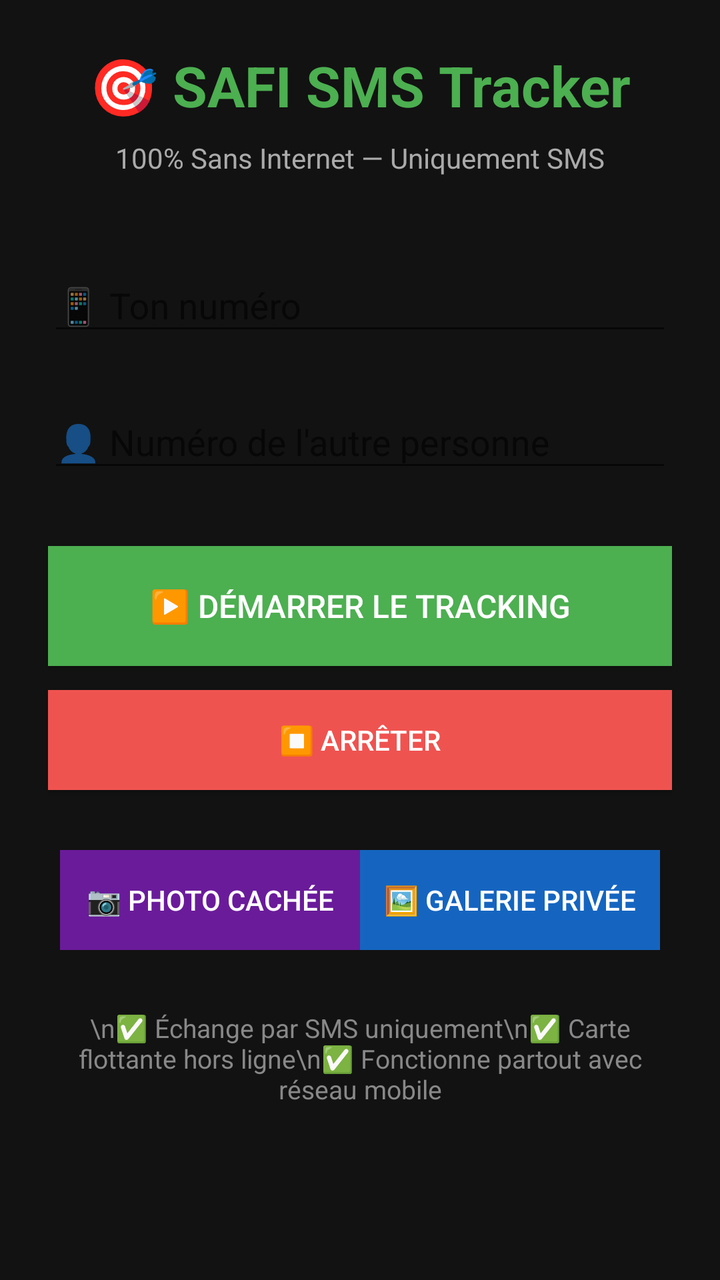
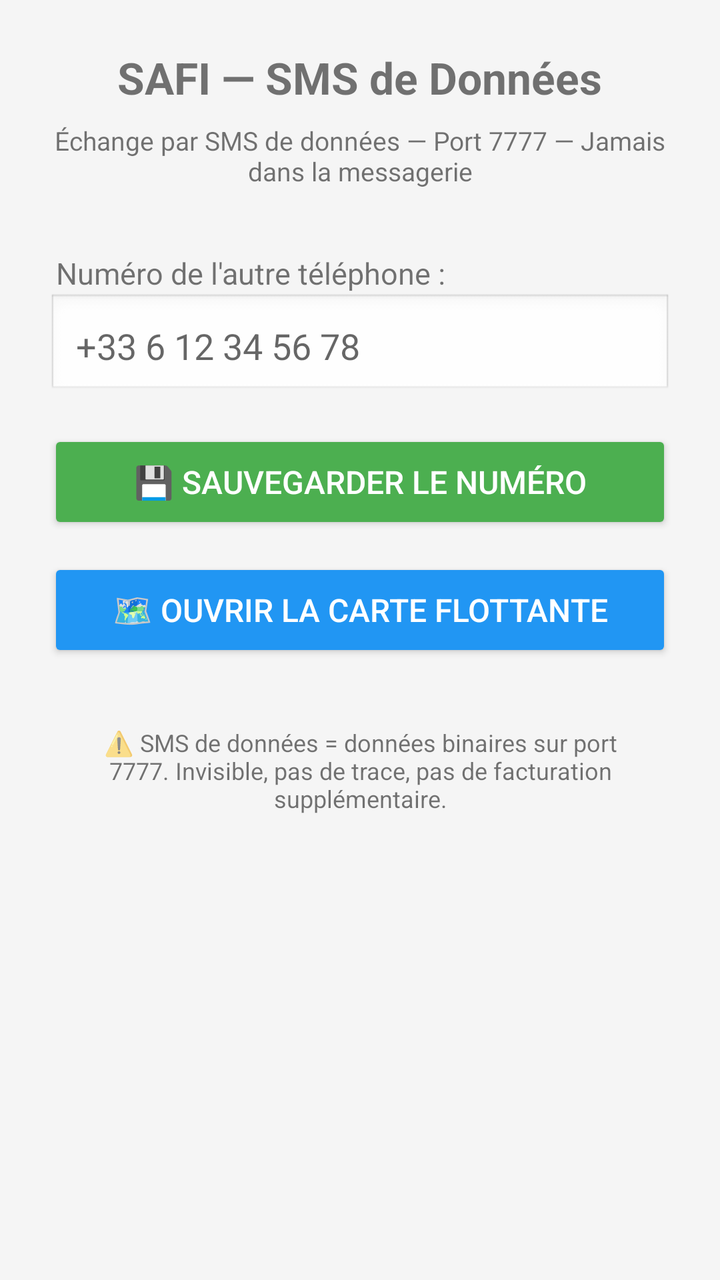

Screens rendered from an Android XML layout before and after an edit, with the pre-edit source and the edit as a unified diff.
<!-- AndroidManifest.xml: application theme Theme.AppCompat.Light.DarkActionBar -->
<!-- res/layout/activity_main.xml -->
<?xml version="1.0" encoding="utf-8"?>
<LinearLayout xmlns:android="http://schemas.android.com/apk/res/android"
    android:layout_width="match_parent" android:layout_height="match_parent"
    android:orientation="vertical" android:padding="24dp" android:gravity="center_horizontal"
    android:background="#121212">
    <TextView android:text="🎯 SAFI SMS Tracker" android:textSize="28sp" android:textStyle="bold"
        android:textColor="#4CAF50" android:layout_marginBottom="8dp" android:layout_width="wrap_content"
        android:layout_height="wrap_content"/>
    <TextView android:text="100% Sans Internet — Uniquement SMS" android:textSize="14sp"
        android:textColor="#AAAAAA" android:layout_marginBottom="32dp" android:layout_width="wrap_content"
        android:layout_height="wrap_content"/>
    <com.google.android.material.textfield.TextInputLayout android:layout_width="match_parent"
        android:layout_height="wrap_content" android:hint="📱 Ton numéro" android:layout_marginBottom="16dp">
        <com.google.android.material.textfield.TextInputEditText android:id="@+id/etMyNumber"
            android:layout_width="match_parent" android:layout_height="wrap_content"
            android:inputType="phone" android:textColor="#FFFFFF"/>
    </com.google.android.material.textfield.TextInputLayout>
    <com.google.android.material.textfield.TextInputLayout android:layout_width="match_parent"
        android:layout_height="wrap_content" android:hint="👤 Numéro de l'autre personne" android:layout_marginBottom="32dp">
        <com.google.android.material.textfield.TextInputEditText android:id="@+id/etOtherNumber"
            android:layout_width="match_parent" android:layout_height="wrap_content"
            android:inputType="phone" android:textColor="#FFFFFF"/>
    </com.google.android.material.textfield.TextInputLayout>
    <Button android:id="@+id/btnStart" android:layout_width="match_parent" android:layout_height="60dp"
        android:text="▶️ DÉMARRER LE TRACKING" android:background="#4CAF50" android:textColor="#FFFFFF"
        android:textSize="16sp" android:layout_marginBottom="12dp"/>
    <Button android:id="@+id/btnStop" android:layout_width="match_parent" android:layout_height="50dp"
        android:text="⏹️ ARRÊTER" android:background="#EF5350" android:textColor="#FFFFFF" android:layout_marginBottom="24dp"/>
    <LinearLayout android:layout_width="match_parent" android:layout_height="wrap_content"
        android:orientation="horizontal" android:layout_margin="6dp">
        <Button android:id="@+id/btnCamera" android:layout_width="0dp" android:layout_height="50dp"
            android:layout_weight="1" android:text="📷 Photo cachée" android:background="#6A1B9A" android:textColor="#FFFFFF"/>
        <Button android:id="@+id/btnGallery" android:layout_width="0dp" android:layout_height="50dp"
            android:layout_weight="1" android:text="🖼️ Galerie privée" android:background="#1565C0" android:textColor="#FFFFFF"/>
    </LinearLayout>
    <TextView android:text="\n✅ Échange par SMS uniquement\n✅ Carte flottante hors ligne\n✅ Fonctionne partout avec réseau mobile"
        android:textSize="13sp" android:textColor="#888888" android:gravity="center" android:layout_marginTop="24dp"
        android:layout_width="match_parent" android:layout_height="wrap_content"/>
</LinearLayout>
<!-- resources referenced by this layout -->
<resources>

</resources>

<!-- the commit's change to res/layout/activity_main.xml (unified diff, before → after) -->
@@ -1,39 +1,72 @@
 <?xml version="1.0" encoding="utf-8"?>
 <LinearLayout xmlns:android="http://schemas.android.com/apk/res/android"
-    android:layout_width="match_parent" android:layout_height="match_parent"
-    android:orientation="vertical" android:padding="24dp" android:gravity="center_horizontal"
-    android:background="#121212">
-    <TextView android:text="🎯 SAFI SMS Tracker" android:textSize="28sp" android:textStyle="bold"
-        android:textColor="#4CAF50" android:layout_marginBottom="8dp" android:layout_width="wrap_content"
-        android:layout_height="wrap_content"/>
-    <TextView android:text="100% Sans Internet — Uniquement SMS" android:textSize="14sp"
-        android:textColor="#AAAAAA" android:layout_marginBottom="32dp" android:layout_width="wrap_content"
-        android:layout_height="wrap_content"/>
-    <com.google.android.material.textfield.TextInputLayout android:layout_width="match_parent"
-        android:layout_height="wrap_content" android:hint="📱 Ton numéro" android:layout_marginBottom="16dp">
-        <com.google.android.material.textfield.TextInputEditText android:id="@+id/etMyNumber"
-            android:layout_width="match_parent" android:layout_height="wrap_content"
-            android:inputType="phone" android:textColor="#FFFFFF"/>
-    </com.google.android.material.textfield.TextInputLayout>
-    <com.google.android.material.textfield.TextInputLayout android:layout_width="match_parent"
-        android:layout_height="wrap_content" android:hint="👤 Numéro de l'autre personne" android:layout_marginBottom="32dp">
-        <com.google.android.material.textfield.TextInputEditText android:id="@+id/etOtherNumber"
-            android:layout_width="match_parent" android:layout_height="wrap_content"
-            android:inputType="phone" android:textColor="#FFFFFF"/>
-    </com.google.android.material.textfield.TextInputLayout>
-    <Button android:id="@+id/btnStart" android:layout_width="match_parent" android:layout_height="60dp"
-        android:text="▶️ DÉMARRER LE TRACKING" android:background="#4CAF50" android:textColor="#FFFFFF"
-        android:textSize="16sp" android:layout_marginBottom="12dp"/>
-    <Button android:id="@+id/btnStop" android:layout_width="match_parent" android:layout_height="50dp"
-        android:text="⏹️ ARRÊTER" android:background="#EF5350" android:textColor="#FFFFFF" android:layout_marginBottom="24dp"/>
-    <LinearLayout android:layout_width="match_parent" android:layout_height="wrap_content"
-        android:orientation="horizontal" android:layout_margin="6dp">
-        <Button android:id="@+id/btnCamera" android:layout_width="0dp" android:layout_height="50dp"
-            android:layout_weight="1" android:text="📷 Photo cachée" android:background="#6A1B9A" android:textColor="#FFFFFF"/>
-        <Button android:id="@+id/btnGallery" android:layout_width="0dp" android:layout_height="50dp"
-            android:layout_weight="1" android:text="🖼️ Galerie privée" android:background="#1565C0" android:textColor="#FFFFFF"/>
-    </LinearLayout>
-    <TextView android:text="\n✅ Échange par SMS uniquement\n✅ Carte flottante hors ligne\n✅ Fonctionne partout avec réseau mobile"
-        android:textSize="13sp" android:textColor="#888888" android:gravity="center" android:layout_marginTop="24dp"
-        android:layout_width="match_parent" android:layout_height="wrap_content"/>
+    android:layout_width="match_parent"
+    android:layout_height="match_parent"
+    android:orientation="vertical"
+    android:padding="24dp"
+    android:gravity="center_horizontal"
+    android:background="#F5F5F5">
+
+    <TextView
+        android:layout_width="wrap_content"
+        android:layout_height="wrap_content"
+        android:text="SAFI — SMS de Données"
+        android:textSize="22sp"
+        android:textStyle="bold"
+        android:layout_marginBottom="8dp"/>
+
+    <TextView
+        android:layout_width="wrap_content"
+        android:layout_height="wrap_content"
+        android:text="Échange par SMS de données — Port 7777 — Jamais dans la messagerie"
+        android:textSize="13sp"
+        android:layout_marginBottom="32dp"
+        android:gravity="center"/>
+
+    <TextView
+        android:layout_width="wrap_content"
+        android:layout_height="wrap_content"
+        android:text="Numéro de l'autre téléphone :"
+        android:textSize="15sp"
+        android:layout_gravity="start"
+        android:layout_marginStart="4dp"/>
+
+    <EditText
+        android:id="@+id/et_numero"
+        android:layout_width="match_parent"
+        android:layout_height="wrap_content"
+        android:hint="+33 6 12 34 56 78"
+        android:inputType="phone"
+        android:layout_marginBottom="16dp"
+        android:padding="14dp"
+        android:background="@android:drawable/edit_text"/>
+
+    <Button
+        android:id="@+id/btn_save"
+        android:layout_width="match_parent"
+        android:layout_height="52dp"
+        android:text="💾 Sauvegarder le numéro"
+        android:backgroundTint="#4CAF50"
+        android:textColor="#FFFFFF"
+        android:textSize="16sp"
+        android:layout_marginBottom="12dp"/>
+
+    <Button
+        android:id="@+id/btn_start"
+        android:layout_width="match_parent"
+        android:layout_height="52dp"
+        android:text="🗺️ Ouvrir la carte flottante"
+        android:backgroundTint="#2196F3"
+        android:textColor="#FFFFFF"
+        android:textSize="16sp"/>
+
+    <TextView
+        android:layout_width="wrap_content"
+        android:layout_height="wrap_content"
+        android:text="⚠️ SMS de données = données binaires sur port 7777. Invisible, pas de trace, pas de facturation supplémentaire."
+        android:textSize="12sp"
+        android:gravity="center"
+        android:layout_marginTop="24dp"
+        android:padding="8dp"/>
+
 </LinearLayout>
